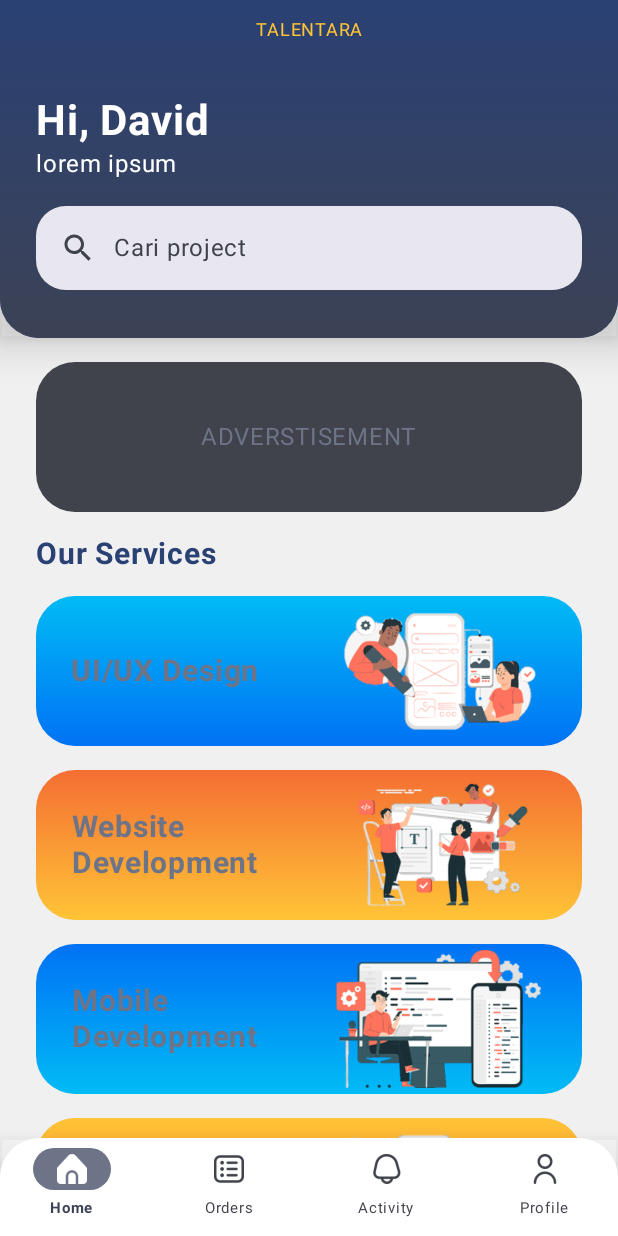
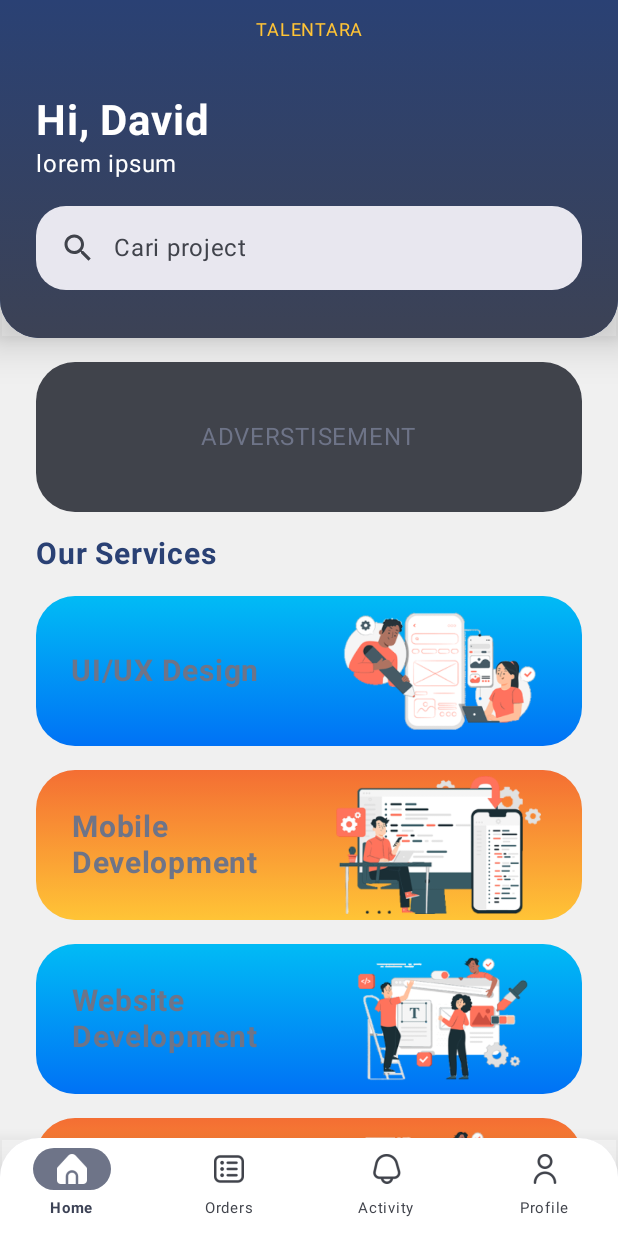
Before and after one commit to CH2-PS339/Mobile_Development_Customer, an Android app built with Jetpack Compose: the screen it shows after launch (MainActivity), on a phone screen of 412 x 824 dp. Run offline under Robolectric (Android 15) with nearby library versions, the phone set to English and light mode, and no system bars.

Commit message:
Editing Home Screen Logic

```diff
--- a/app/src/main/java/com/example/talentara/model/Category.kt
+++ b/app/src/main/java/com/example/talentara/model/Category.kt
@@ -1,16 +1,26 @@
 package com.example.talentara.model
 
+import androidx.annotation.ColorRes
 import androidx.annotation.DrawableRes
 import androidx.annotation.StringRes
+import androidx.core.graphics.component1
+import androidx.core.graphics.component2
 import com.example.talentara.R
 
 data class Category(
     @DrawableRes val imageCategory: Int,
-    @StringRes val textCategory: Int
+    @StringRes val textCategory: Int,
+    @ColorRes val color1: Int,
+    @ColorRes val color2: Int
 )
 
 val MenuCategory = listOf(
-    R.drawable.uiux_design_category to R.string.ui_ux_design_category,
-    R.drawable.mobile_dev_category to R.string.mobile_dev_category,
-    R.drawable.web_dev_category to R.string.web_dev_category
-).map { Category(it.first, it.second) }
+    Pair(R.drawable.uiux_design_category, R.string.ui_ux_design_category) to Pair(R.color.blue_light, R.color.blue_dark),
+    Pair(R.drawable.mobile_dev_category, R.string.mobile_dev_category) to Pair(R.color.mustard_dark, R.color.mustard_light),
+    Pair(R.drawable.web_dev_category, R.string.web_dev_category) to Pair(R.color.blue_light, R.color.blue_dark),
+    Pair(R.drawable.web_dev_category, R.string.game_dev_category) to Pair(R.color.mustard_dark, R.color.mustard_light)
+).map {
+    val (image, text) = it.first
+    val (color1, color2) = it.second
+    Category(image, text, color1, color2)
+}
--- a/app/src/main/java/com/example/talentara/model/CategoryItem.kt
+++ b/app/src/main/java/com/example/talentara/model/CategoryItem.kt
@@ -1,10 +1,10 @@
 package com.example.talentara.model
 
+import androidx.annotation.ColorRes
 import androidx.compose.foundation.Image
 import androidx.compose.foundation.background
 import androidx.compose.foundation.layout.Arrangement
 import androidx.compose.foundation.layout.Row
-import androidx.compose.foundation.layout.fillMaxHeight
 import androidx.compose.foundation.layout.fillMaxSize
 import androidx.compose.foundation.layout.fillMaxWidth
 import androidx.compose.foundation.layout.height
@@ -18,6 +18,7 @@ import androidx.compose.ui.Alignment
 import androidx.compose.ui.Modifier
 import androidx.compose.ui.graphics.Brush
 import androidx.compose.ui.graphics.Color
+import androidx.compose.ui.res.colorResource
 import androidx.compose.ui.res.painterResource
 import androidx.compose.ui.res.stringResource
 import androidx.compose.ui.text.font.FontWeight
@@ -25,30 +26,27 @@ import androidx.compose.ui.tooling.preview.Preview
 import androidx.compose.ui.unit.dp
 import androidx.compose.ui.unit.sp
 import com.example.talentara.R
-import com.example.talentara.ui.theme.MustardDark
-import com.example.talentara.ui.theme.MustardLight
 import com.example.talentara.ui.theme.TalentaraTheme
 
 @Composable
 fun CategoryItem(
     category: Category,
-    color1: Color,
-    color2: Color,
     modifier: Modifier = Modifier
 ) {
     Card(
         modifier = modifier
-            .padding(start = 24.dp, end = 24.dp, top = 16.dp)
             .fillMaxWidth()
             .height(100.dp),
         shape = RoundedCornerShape(26.dp),
     ) {
+        val color1 = colorResource(id = category.color1)
+        val color2 = colorResource(id = category.color2)
         Row(
             modifier = modifier
                 .fillMaxSize()
                 .background(
                     brush = Brush.verticalGradient(
-                        listOf(
+                        colors = listOf(
                             color1,
                             color2,
                         )
@@ -70,7 +68,6 @@ fun CategoryItem(
             )
         }
     }
-
 }
 
 @Preview(showBackground = true)
@@ -81,9 +78,9 @@ fun CategoryItemPreview() {
             category = Category(
                 R.drawable.uiux_design_category,
                 R.string.ui_ux_design_category,
-            ),
-            color1 = MustardDark,
-            color2 = MustardLight
+                R.color.mustard_dark,
+                R.color.mustard_light
+            )
         )
     }
 }
--- a/app/src/main/java/com/example/talentara/model/SectionText.kt
+++ b/app/src/main/java/com/example/talentara/model/SectionText.kt
@@ -7,6 +7,7 @@ import androidx.compose.runtime.Composable
 import androidx.compose.ui.Modifier
 import androidx.compose.ui.text.font.FontWeight
 import androidx.compose.ui.unit.dp
+import androidx.compose.ui.unit.sp
 
 @Composable
 fun SectionText(
@@ -15,8 +16,9 @@ fun SectionText(
 ) {
     Text(
         text = title,
-        style = MaterialTheme.typography.headlineSmall.copy(
-            fontWeight = FontWeight.ExtraBold
-        ),
+        modifier = modifier,
+        fontSize = 20.sp,
+        fontWeight = FontWeight.Bold,
+        color = MaterialTheme.colorScheme.primary
     )
 }
--- a/app/src/main/java/com/example/talentara/ui/screen/home/Home.kt
+++ b/app/src/main/java/com/example/talentara/ui/screen/home/Home.kt
@@ -11,11 +11,8 @@ import androidx.compose.foundation.layout.height
 import androidx.compose.foundation.layout.heightIn
 import androidx.compose.foundation.layout.padding
 import androidx.compose.foundation.lazy.LazyColumn
-import androidx.compose.foundation.lazy.items
 import androidx.compose.foundation.lazy.rememberLazyListState
-import androidx.compose.foundation.rememberScrollState
 import androidx.compose.foundation.shape.RoundedCornerShape
-import androidx.compose.foundation.verticalScroll
 import androidx.compose.material.icons.Icons
 import androidx.compose.material.icons.filled.Search
 import androidx.compose.material3.Card
@@ -23,6 +20,7 @@ import androidx.compose.material3.CardDefaults
 import androidx.compose.material3.ExperimentalMaterial3Api
 import androidx.compose.material3.Icon
 import androidx.compose.material3.MaterialTheme
+import androidx.compose.material3.SearchBar
 import androidx.compose.material3.Text
 import androidx.compose.runtime.Composable
 import androidx.compose.runtime.getValue
@@ -36,6 +34,7 @@ import androidx.compose.ui.text.style.TextAlign
 import androidx.compose.ui.tooling.preview.Preview
 import androidx.compose.ui.unit.dp
 import androidx.compose.ui.unit.sp
+import androidx.lifecycle.viewmodel.compose.viewModel
 import com.example.talentara.R
 import com.example.talentara.data.Repository
 import com.example.talentara.model.Category
@@ -54,7 +53,7 @@ fun HomeScreen(
 ) {
     LazyColumn(
         state = rememberLazyListState(),
-        contentPadding = PaddingValues(bottom = 80.dp),
+        contentPadding = PaddingValues(bottom = 8.dp),
     ) {
         item {
             TopBar()
@@ -63,53 +62,9 @@ fun HomeScreen(
             Advertisement()
         }
         item {
-            Text(
-                text = "Our Services",
-                modifier = modifier
-                    .padding(start = 24.dp, end = 24.dp, top = 16.dp),
-                fontSize = 20.sp,
-                fontWeight = FontWeight.Bold,
-                color = MaterialTheme.colorScheme.primary
-            )
-        }
-        item {
-            CategoryItem(
-                category = Category(
-                    R.drawable.uiux_design_category,
-                    R.string.ui_ux_design_category,
-                ),
-                color1 = BlueLight,
-                color2 = BlueDark
-            )
-        }
-        item {
-            CategoryItem(
-                category = Category(
-                    R.drawable.web_dev_category,
-                    R.string.web_dev_category,
-                ),
-                color1 = MustardDark,
-                color2 = MustardLight
-            )
-        }
-        item {
-            CategoryItem(
-                category = Category(
-                    R.drawable.mobile_dev_category,
-                    R.string.mobile_dev_category,
-                ),
-                color1 = BlueDark,
-                color2 = BlueLight
-            )
-        }
-        item {
-            CategoryItem(
-                category = Category(
-                    R.drawable.uiux_design_category,
-                    R.string.game_dev_category,
-                ),
-                color1 = MustardLight,
-                color2 = MustardDark
+            HomeSection(
+                title = "Our Services",
+                content = { CategoryColumn() }
             )
         }
     }
@@ -118,7 +73,7 @@ fun HomeScreen(
 @Composable
 fun TopBar(
     modifier: Modifier = Modifier,
-    viewModel: HomeViewModel = androidx.lifecycle.viewmodel.compose.viewModel(
+    viewModel: HomeViewModel = viewModel(
         factory = ViewModelFactory(
             Repository()
         )
@@ -220,7 +175,7 @@ fun SearchBar(
     onQueryChange: (String) -> Unit,
     modifier: Modifier = Modifier
 ) {
-    androidx.compose.material3.SearchBar(
+    SearchBar(
         query = query,
         onQueryChange = onQueryChange,
         onSearch = {},
@@ -245,18 +200,20 @@ fun SearchBar(
     }
 }
 
-/*@Composable
+@Composable
 fun CategoryColumn(
 ) {
-    LazyColumn(
+    val menuCategories = MenuCategory
+    Column(
         horizontalAlignment = Alignment.CenterHorizontally,
-        contentPadding = PaddingValues(vertical = 16.dp),
+        verticalArrangement = Arrangement.spacedBy(16.dp),
+        modifier = Modifier.padding(vertical = 16.dp)
     ) {
-        items(MenuCategory, key = { it.textCategory }) { category ->
+        menuCategories.forEach { category ->
             CategoryItem(category)
         }
     }
-}*/
+}
 
 @Preview(showBackground = true)
 @Composable
--- a/app/src/main/res/values/colors.xml
+++ b/app/src/main/res/values/colors.xml
@@ -7,4 +7,10 @@
     <color name="teal_700">#FF018786</color>
     <color name="black">#FF000000</color>
     <color name="white">#FFFFFFFF</color>
+    <color name="blue_dark">#FF0072F5</color>
+    <color name="blue_light">#FF01BBF5</color>
+    <color name="grey_light">#FFF0F0F0</color>
+    <color name="grey_dark">#FFC3C3C3</color>
+    <color name="mustard_light">#FFFFC436</color>
+    <color name="mustard_dark">#FFF46E33</color>
 </resources>
```
